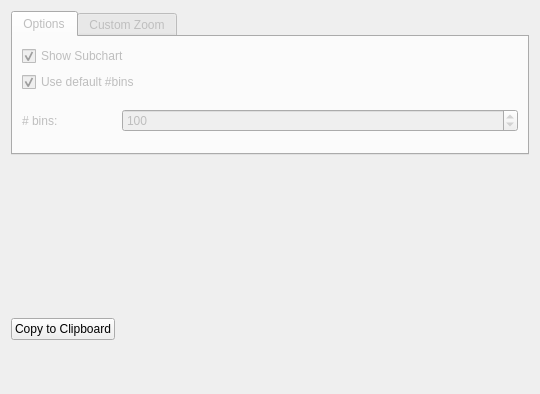
Above: Modules/ImageStatisticsUI/src/QmitkHistogramVisualizationWidget.ui from MITK/MITK before the change. Below: the same form after it.
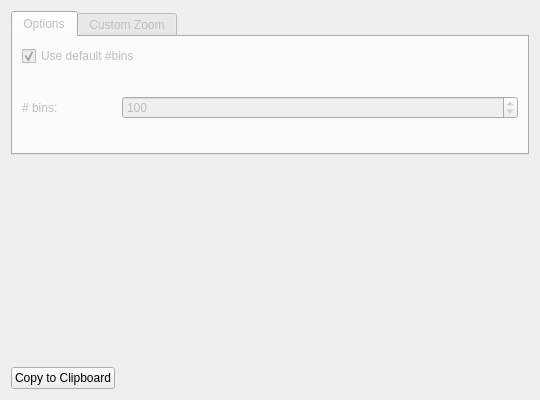
That is the form after the change. Custom widgets are drawn as their Qt base class.

Patch:
```diff
--- a/Modules/ImageStatisticsUI/src/QmitkHistogramVisualizationWidget.ui
+++ b/Modules/ImageStatisticsUI/src/QmitkHistogramVisualizationWidget.ui
@@ -45,16 +45,6 @@
        <string>Options</string>
       </attribute>
       <layout class="QVBoxLayout" name="verticalLayout_5">
-       <item>
-        <widget class="QCheckBox" name="checkBoxShowSubchart">
-         <property name="text">
-          <string>Show Subchart</string>
-         </property>
-         <property name="checked">
-          <bool>true</bool>
-         </property>
-        </widget>
-       </item>
        <item>
         <widget class="QCheckBox" name="checkBoxUseDefaultNBins">
          <property name="text">
@@ -175,7 +165,20 @@
     </widget>
    </item>
    <item>
-    <widget class="QmitkChartWidget" name="chartWidget" native="true"/>
+    <widget class="QWidget" name="plotContainer" native="true">
+     <property name="sizePolicy">
+      <sizepolicy hsizetype="Preferred" vsizetype="Expanding">
+       <horstretch>0</horstretch>
+       <verstretch>0</verstretch>
+      </sizepolicy>
+     </property>
+     <property name="minimumSize">
+      <size>
+       <width>0</width>
+       <height>200</height>
+      </size>
+     </property>
+    </widget>
    </item>
    <item>
     <widget class="QWidget" name="widgetClipboard" native="true">
@@ -226,13 +229,6 @@
    </item>
   </layout>
  </widget>
- <customwidgets>
-  <customwidget>
-   <class>QmitkChartWidget</class>
-   <extends>QWidget</extends>
-   <header location="global">QmitkChartWidget.h</header>
-  </customwidget>
- </customwidgets>
  <resources/>
  <connections/>
 </ui>
```
